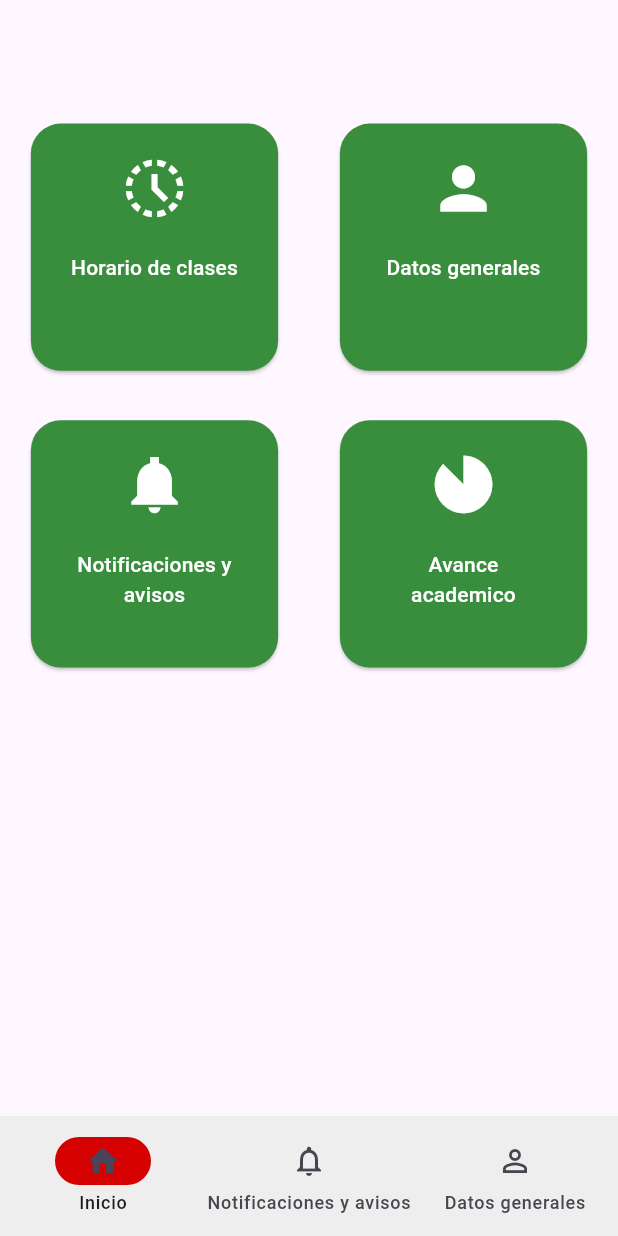
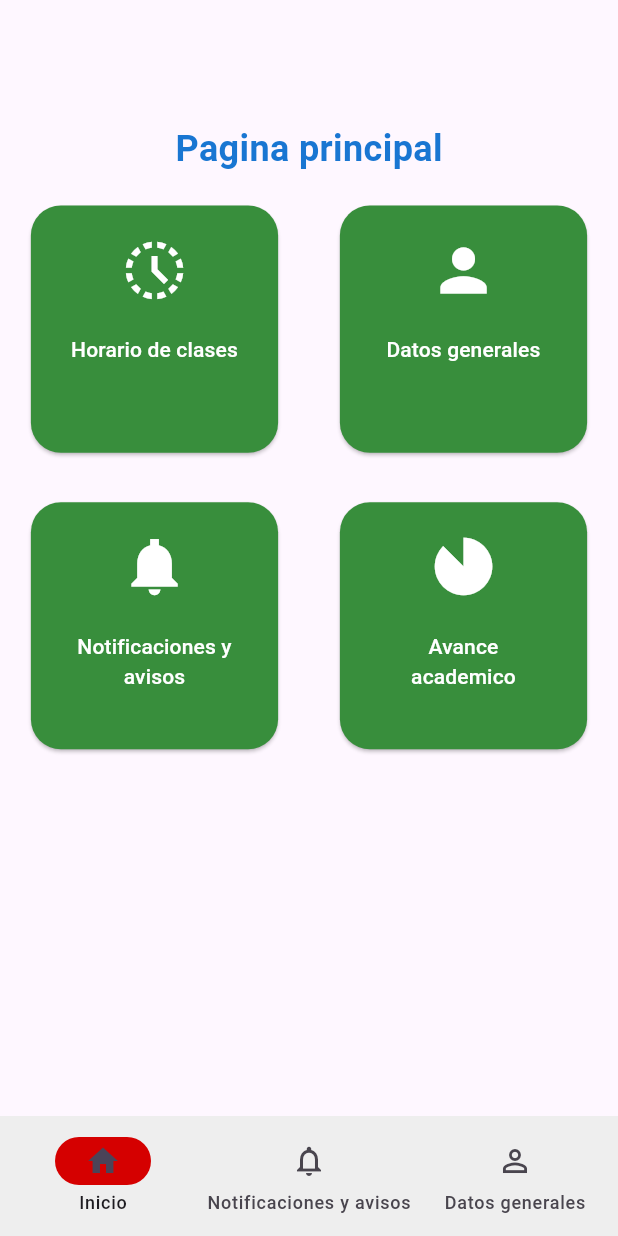
Before and after one commit to REV09/siabenv_ss, a Flutter app: the screen it shows after launch, after a tap on "Iniciar sesion", on a phone screen of 412 x 824 dp. Run offline on Flutter 3.47's test engine with Material 2 defaults, Android fonts, the phone set to English and light mode, and no system bars.

Commit message:
correcciones minimas

```diff
--- a/lib/src/pages/home_page.dart
+++ b/lib/src/pages/home_page.dart
@@ -3,6 +3,8 @@ import 'package:mibenv/src/pages/widgets/option_button.dart';
 import 'package:mibenv/src/utils/responsive.dart';
 
 class HomePage extends StatefulWidget {
+  const HomePage({super.key});
+
   @override
   State<HomePage> createState() => _HomePage();
 }
@@ -10,12 +12,22 @@ class HomePage extends StatefulWidget {
 class _HomePage extends State<HomePage> {
   @override
   Widget build(BuildContext context) {
+    TextStyle titleStyle = TextStyle(
+        fontSize: 24, fontWeight: FontWeight.bold, color: Colors.blue.shade700);
+
     Responsive responsive = Responsive(context);
     return Center(
       child: Column(
         children: [
           SizedBox(
             height: responsive.hp(10),
+          ),
+          Text(
+            "Pagina principal",
+            style: titleStyle,
+          ),
+          SizedBox(
+            height: responsive.hp(2.5),
           ),
           Row(
             children: <Widget>[
--- a/lib/src/pages/login_page.dart
+++ b/lib/src/pages/login_page.dart
@@ -122,7 +122,7 @@ class _LoginPageState extends State<LoginPage> {
                         onPressed: () {
                           Navigator.of(context).push(
                             MaterialPageRoute(
-                              builder: (context) => PrincipalPage(),
+                              builder: (context) => const PrincipalPage(),
                             ),
                           );
                         },
--- a/lib/src/pages/principal_page.dart
+++ b/lib/src/pages/principal_page.dart
@@ -6,6 +6,8 @@ import 'package:mibenv/src/pages/widgets/notifications_card.dart';
 import '../utils/responsive.dart';
 
 class PrincipalPage extends StatefulWidget {
+  const PrincipalPage({super.key});
+
   @override
   State<PrincipalPage> createState() => _PrincipalPage();
 }
@@ -116,7 +118,7 @@ class _PrincipalPage extends State<PrincipalPage> {
         ],
       ),
       body: <Widget>[
-        HomePage(),
+        const HomePage(),
         Container(
           color: Colors.indigo.shade800,
           alignment: Alignment.center,
```
